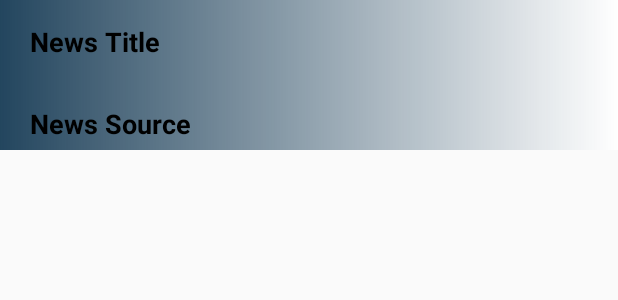
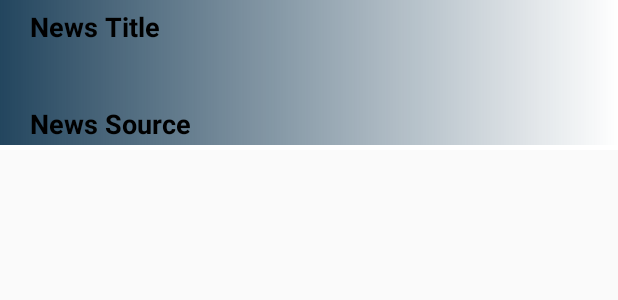
Before and after one commit to 2much4u/CryptoTracker, an Android app: the layout news_item.xml on its own in the app's theme, with its tools: preview values and no code run, on a phone screen of 412 x 824 dp. Shown: the top 300 px of the screen. Run offline under Robolectric (Android 15) with nearby library versions, the phone set to English and light mode, and no system bars; network calls fail.

```diff
--- a/app/src/main/res/layout/news_item.xml
+++ b/app/src/main/res/layout/news_item.xml
@@ -20,6 +20,7 @@
         android:id="@+id/newsBackground"
         android:layout_width="match_parent"
         android:layout_height="match_parent"
+        android:layout_marginBottom="3dp"
         app:layout_constraintBottom_toBottomOf="parent"
         app:layout_constraintEnd_toEndOf="parent"
         app:layout_constraintStart_toStartOf="parent"
@@ -31,7 +32,8 @@
         android:layout_width="wrap_content"
         android:layout_height="wrap_content"
         android:layout_marginStart="20dp"
-        android:layout_marginTop="15dp"
+        android:layout_marginTop="5dp"
+        android:paddingRight="1dp"
         android:text="News Title"
         android:textColor="#000"
         android:textSize="18dp"
```
